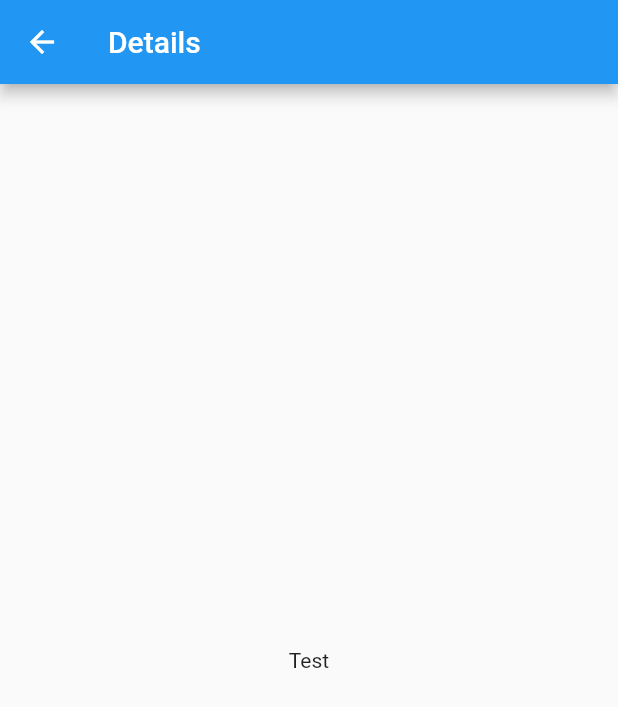
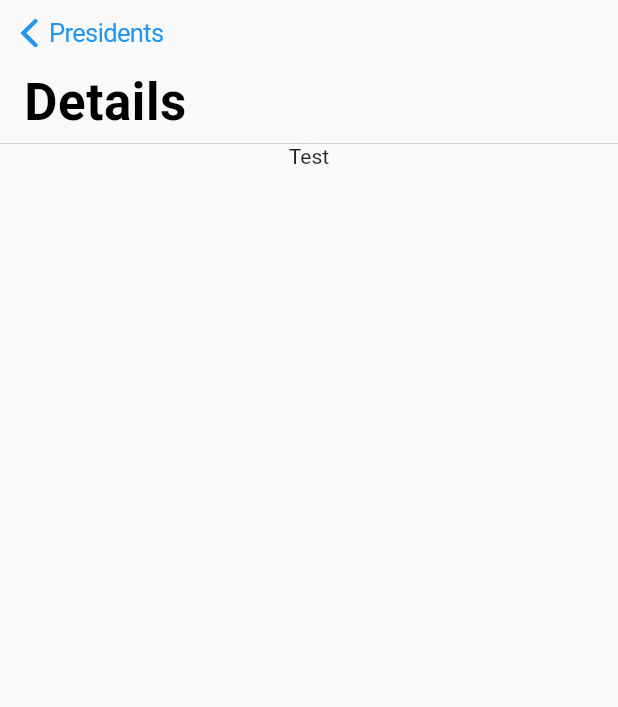
Before and after one commit to rodydavis/plugins, a Flutter app: the Page5 screen opened directly, after a tap on "Test", on a phone screen of 412 x 824 dp. Shown: the top 707 px of the screen. Run offline on Flutter 3.47's test engine with Material 2 defaults, Android fonts, the phone set to English and light mode, and no system bars; drawn by our look-alikes of flutter_platform_widgets; our stand-ins replace flutter_slidable, flutter_sticky_header, font_awesome_flutter, package_info, shared_preferences; missing offline and left inert: tonic; accounts and stored records are empty.

Commit message:
Addign nav bar

```diff
--- a/packages/native_widgets/example/lib/main.dart
+++ b/packages/native_widgets/example/lib/main.dart
@@ -5,8 +5,8 @@ import 'package:native_widgets/native_widgets.dart';
 import 'screens/page_1.dart';
 import 'screens/page_2.dart';
 import 'screens/page_3.dart';
+import 'screens/page_4.dart';
 import 'screens/page_5.dart';
-import 'utils/cupertino_navigation_demo.dart';
 //import 'screens/page_4.dart';
 
 void main() => runApp(new MyApp());
@@ -29,61 +29,8 @@ class MyApp extends StatelessWidget {
 }
 
 class NativeAppLook extends StatelessWidget {
-//  @override
-//  NativeAppLookState createState() {
-//    return new NativeAppLookState();
-//  }
-//}
-//
-//class NativeAppLookState extends State<NativeAppLook> {
-//  int _currentIndex = 0;
-//
-//  final _pages = <Widget>[
-//    Page1(),
-//    Page2(),
-//    Page3(),
-////    CupertinoPickerDemo(),
-//    CupertinoNavigationDemo(),
-//    Page5(),
-//  ];
-
   @override
   Widget build(BuildContext context) {
-//    return DefaultTabController(
-//        length: 3,
-//        child: NativeScaffold(
-//          body: _pages[_currentIndex],
-//          bottomBar: NativeBottomTabBar(
-//            activeColor: Colors.blue,
-//            items: [
-//              BottomNavigationBarItem(
-//                icon: Icon(Icons.info),
-//                title: Text("Info"),
-//              ),
-//              BottomNavigationBarItem(
-//                icon: Icon(Icons.search),
-//                title: Text("Search"),
-//              ),
-//              BottomNavigationBarItem(
-//                icon: Icon(Icons.list),
-//                title: Text("Table"),
-//              ),
-//              BottomNavigationBarItem(
-//                icon: Icon(Icons.select_all),
-//                title: Text("Selection"),
-//              ),
-//              BottomNavigationBarItem(
-//                icon: Icon(Icons.star),
-//                title: Text("Master Detail"),
-//              ),
-//            ],
-//            onTap: (int index) {
-//              setState(() {
-//                _currentIndex = index;
-//              });
-//            },
-//          ),
-//        ));
     return NativeTabScaffold(
       tabs: [
         BottomNavigationBarItem(
@@ -120,10 +67,10 @@ class NativeAppLook extends StatelessWidget {
           title: "Table View",
           child: Page3(),
         ),
-//    CupertinoPickerDemo(),
         NativeTabView(
           title: "Selection Demo",
-          child: CupertinoNavigationDemo(),
+//          child: CupertinoNavigationDemo(),
+          child: CupertinoPickerDemo(),
         ),
         NativeTabView(
           title: "Master Detail",
--- a/packages/native_widgets/example/lib/screens/details/details_1.dart
+++ b/packages/native_widgets/example/lib/screens/details/details_1.dart
@@ -22,6 +22,7 @@ class DetailsScreen extends StatelessWidget {
 //            trailing: trailingButtons,
 //            middle: Text("Presidents"),
               largeTitle: Text("Details"),
+//              previousPageTitle: "",
             ),
             SliverToBoxAdapter(
               child: Container(),
--- a/packages/native_widgets/example/lib/screens/page_5.dart
+++ b/packages/native_widgets/example/lib/screens/page_5.dart
@@ -28,20 +28,48 @@ class Page5State extends State<Page5> {
           );
         }
         final String _item = item;
+//        return Scaffold(
+//          appBar: tablet
+//              ? null
+//              : NativeAppBar(
+//                  title: Text("Details"),
+//                  ios: CupertinoNavigationBarData(
+////                    heroTag: "Details",
+////                    transitionBetweenRoutes: false,
+//                      ),
+//                ),
+//          body: CenterText(
+//            child: Text(_item),
+//          ),
+//        );
+
+        if (tablet) {
+          return Scaffold(
+            body: Center(
+              child: Text(_item),
+            ),
+          );
+        }
+
         return Scaffold(
-          appBar: tablet
-              ? null
-              : NativeAppBar(
-                  title: Text("Details"),
-                  ios: CupertinoNavigationBarData(
-//                    heroTag: "Details",
-//                    transitionBetweenRoutes: false,
-                      ),
+          body: CustomScrollView(
+            semanticChildCount: 2,
+            slivers: <Widget>[
+              CupertinoSliverNavigationBar(
+//            trailing: trailingButtons,
+//            middle: Text("Presidents"),
+                previousPageTitle: "Presidents",
+                largeTitle: Text("Details"),
+              ),
+              SliverToBoxAdapter(
+                child: Center(
+                  child: Text(_item),
                 ),
-          body: Center(
-            child: Text(_item),
+              ),
+            ],
           ),
         );
+//        return DetailsScreen();
       },
       selectedItem: _selectedItem,
       itemSelected: (value) {
--- a/packages/native_widgets/example/lib/utils/pop_up.dart
+++ b/packages/native_widgets/example/lib/utils/pop_up.dart
@@ -1,5 +1,5 @@
+import 'package:flutter/material.dart';
 import 'package:native_widgets/native_widgets.dart';
-import 'package:flutter/material.dart';
 
 Future<dynamic> showAlertPopup(BuildContext context,
     {String title, String detail}) async {
@@ -13,14 +13,14 @@ Future<dynamic> showAlertPopup(BuildContext context,
               text: Text('Delete'),
               isDestructive: true,
               onPressed: () {
-                Navigator.pop(context, true);
+                Navigator.of(context, rootNavigator: true).pop(true);
               }),
           NativeDialogAction(
               text: Text('Ok'),
               isDestructive: false,
               removeInActionSheet: true,
               onPressed: () {
-                Navigator.pop(context);
+                Navigator.of(context, rootNavigator: true).pop();
               }),
         ],
         ios: CupertinoDialogData(
@@ -29,7 +29,7 @@ Future<dynamic> showAlertPopup(BuildContext context,
             child: const Text('Cancel'),
             isDefaultAction: true,
             onPressed: () {
-              Navigator.pop(context, 'Cancel');
+              Navigator.of(context, rootNavigator: true).pop();
             },
           ),
         ),
--- a/packages/native_widgets/lib/scaffold/ios_controllers/master_detail_controller/controller.dart
+++ b/packages/native_widgets/lib/scaffold/ios_controllers/master_detail_controller/controller.dart
@@ -1,6 +1,6 @@
+import 'package:flutter/cupertino.dart';
+import 'package:flutter/material.dart';
 import 'package:native_widgets/native_widgets.dart';
-import 'package:flutter/material.dart';
-import 'package:flutter/cupertino.dart';
 
 typedef ItemWidgetBuilder = Widget Function(
     BuildContext context, dynamic item, bool tablet);
@@ -27,8 +27,16 @@ class CupertinoMasterDetailController extends StatelessWidget {
 
   Widget _buildMobileLayout(BuildContext context) {
     return Scaffold(
-      appBar: appBar,
-      body: _ItemListing(
+        body: CupertinoPageScaffold(
+            child: CustomScrollView(
+                semanticChildCount: items?.length ?? 0,
+                slivers: <Widget>[
+          CupertinoSliverNavigationBar(
+//            trailing: trailingButtons,
+//            middle: Text("Presidents"),
+            largeTitle: Text("Presidents"),
+          ),
+          _ItemListing(
             onEmpty: onEmpty,
             onNull: onNull,
             itemBuilder: itemBuilder,
@@ -42,17 +50,33 @@ class CupertinoMasterDetailController extends StatelessWidget {
               );
             },
           ),
-    );
+        ])));
+
+//    return Scaffold(
+//      appBar: appBar,
+//      body: _ItemListing(
+//        onEmpty: onEmpty,
+//        onNull: onNull,
+//        itemBuilder: itemBuilder,
+//        items: items,
+//        selectedItem: selectedItem,
+//        itemSelectedCallback: (item) {
+//          Navigator.push(
+//            context,
+//            MaterialPageRoute(
+//                builder: (context) => detailBuilder(context, item, false)),
+//          );
+//        },
+//      ),
+//    );
   }
 
   Widget _buildTabletLayout(BuildContext context) {
-   return OrientationBuilder(
-       builder: (context, orientation)
-   {
+    return OrientationBuilder(builder: (context, orientation) {
       return Row(
         children: <Widget>[
           Flexible(
-           flex:  orientation == Orientation.landscape ? 1: 2,
+            flex: orientation == Orientation.landscape ? 1 : 2,
             child: Scaffold(
               appBar: appBar,
               body: _ItemListing(
@@ -75,8 +99,7 @@ class CupertinoMasterDetailController extends StatelessWidget {
           ),
         ],
       );
-   }
-   );
+    });
   }
 
   @override
@@ -118,15 +141,28 @@ class _ItemListing extends StatelessWidget {
       return onEmpty ?? Center(child: Text("No Items Found"));
     }
 
-    return ListView.builder(
-      itemCount: items.length,
-      itemBuilder: (BuildContext context, int index) {
+    return SliverList(
+      delegate: SliverChildBuilderDelegate(
+        (BuildContext context, int index) {
           final _child = itemBuilder(context, index);
           return GestureDetector(
             onTap: () => itemSelectedCallback(items[index]),
             child: _child,
           );
         },
+        childCount: items.length,
+      ),
     );
+
+//    return ListView.builder(
+//      itemCount: items.length,
+//      itemBuilder: (BuildContext context, int index) {
+//        final _child = itemBuilder(context, index);
+//        return GestureDetector(
+//          onTap: () => itemSelectedCallback(items[index]),
+//          child: _child,
+//        );
+//      },
+//    );
   }
 }
```
Lines whose indentation alone changed are shown as unchanged.
